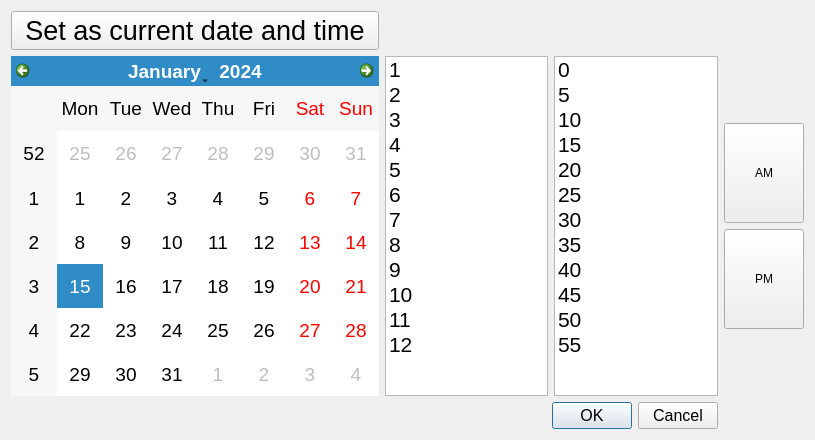
Above: src/qmap/ui_datatimerpicker.ui from NathanW2/qmap before the change. Below: the same form after it.
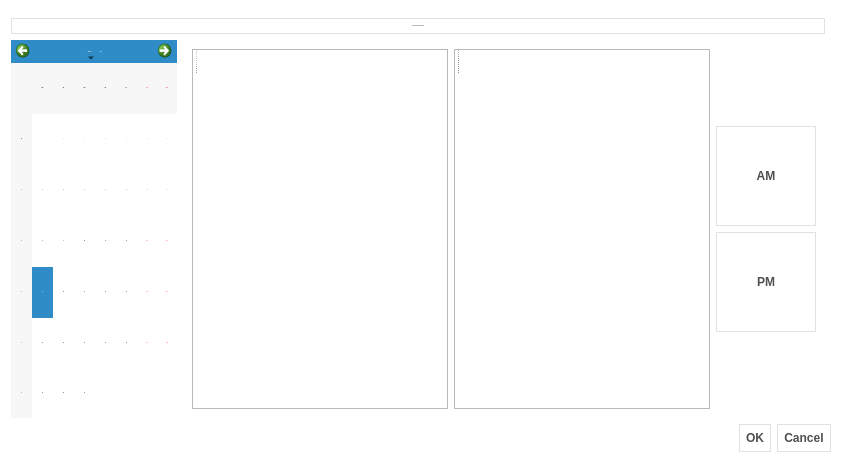
That is the form after the change.

Commit message: Hide time controls for date controls

What changed in the file:
```diff
--- a/src/qmap/ui_datatimerpicker.ui
+++ b/src/qmap/ui_datatimerpicker.ui
@@ -6,8 +6,8 @@
    <rect>
     <x>0</x>
     <y>0</y>
-    <width>815</width>
-    <height>440</height>
+    <width>842</width>
+    <height>463</height>
    </rect>
   </property>
   <property name="sizePolicy">
@@ -20,19 +20,56 @@
    <string>Form</string>
   </property>
   <property name="styleSheet">
-   <string notr="true">QPushButton { font: 75 20pt &quot;Tahoma&quot;; }
+   <string notr="true">QCheckBox::indicator {
+     width: 40px;
+     height: 40px;
+ }
+
+* {
+	font: 20px &quot;Calibri&quot; ;
+font: bold;
+}
+
+QLabel {
+	color: #4f4f4f;
+}
+
+QWidget#datatimerpicker { background-color: rgb(255, 255, 255); }
+
+QPushButton { 
+	border: 1px solid #e1e1e1;
+     padding: 6px;
+	color: #4f4f4f;
+ }
+
+QPushButton:hover { 
+	border: 1px solid #e1e1e1;
+     padding: 6px;
+	background-color: rgb(211, 228, 255);
+ }
+
+QPushButton:checked  { 
+	border: 1px solid #e1e1e1;
+     padding: 6px;
+	background-color: rgb(203, 203, 203);
+ }
+
+QCheckBox {
+	color: #4f4f4f;
+}
+
 </string>
   </property>
   <layout class="QGridLayout" name="gridLayout_2">
-   <item row="0" column="0">
+   <item row="1" column="0" colspan="2">
     <widget class="QPushButton" name="setasnowbutton">
      <property name="font">
       <font>
-       <family>Tahoma</family>
-       <pointsize>20</pointsize>
-       <weight>9</weight>
+       <family>Calibri</family>
+       <pointsize>-1</pointsize>
+       <weight>75</weight>
        <italic>false</italic>
-       <bold>false</bold>
+       <bold>true</bold>
       </font>
      </property>
      <property name="text">
@@ -40,19 +77,7 @@
      </property>
     </widget>
    </item>
-   <item row="0" column="1">
-    <widget class="QLabel" name="label">
-     <property name="font">
-      <font>
-       <pointsize>20</pointsize>
-      </font>
-     </property>
-     <property name="text">
-      <string/>
-     </property>
-    </widget>
-   </item>
-   <item row="1" column="0">
+   <item row="2" column="0">
     <widget class="QCalendarWidget" name="datepicker">
      <property name="sizePolicy">
       <sizepolicy hsizetype="Expanding" vsizetype="Expanding">
@@ -62,12 +87,36 @@
      </property>
      <property name="font">
       <font>
-       <pointsize>14</pointsize>
+       <family>Calibri</family>
+       <pointsize>-1</pointsize>
+       <weight>75</weight>
+       <italic>false</italic>
+       <bold>true</bold>
       </font>
      </property>
     </widget>
    </item>
-   <item row="1" column="1">
+   <item row="3" column="0" colspan="3">
+    <widget class="QDialogButtonBox" name="buttonBox">
+     <property name="font">
+      <font>
+       <family>Calibri</family>
+       <pointsize>-1</pointsize>
+       <weight>75</weight>
+       <italic>false</italic>
+       <bold>true</bold>
+      </font>
+     </property>
+     <property name="layoutDirection">
+      <enum>Qt::LeftToRight</enum>
+     </property>
+     <property name="standardButtons">
+      <set>QDialogButtonBox::Cancel|QDialogButtonBox::Ok</set>
+     </property>
+    </widget>
+   </item>
+   <item row="2" column="1">
+    <widget class="QFrame" name="timesection">
     <layout class="QGridLayout" name="gridLayout">
      <item row="0" column="0">
       <widget class="QListWidget" name="hourpicker">
@@ -79,11 +128,11 @@
        </property>
        <property name="font">
         <font>
-         <family>Tahoma</family>
-         <pointsize>16</pointsize>
-         <weight>9</weight>
+          <family>Calibri</family>
+          <pointsize>-1</pointsize>
+          <weight>75</weight>
          <italic>false</italic>
-         <bold>false</bold>
+          <bold>true</bold>
         </font>
        </property>
        <property name="styleSheet">
@@ -161,7 +210,11 @@
        </property>
        <property name="font">
         <font>
-         <pointsize>16</pointsize>
+          <family>Calibri</family>
+          <pointsize>-1</pointsize>
+          <weight>75</weight>
+          <italic>false</italic>
+          <bold>true</bold>
         </font>
        </property>
        <item>
@@ -226,9 +279,7 @@
        </item>
       </widget>
      </item>
-    </layout>
-   </item>
-   <item row="1" column="2">
+      <item row="0" column="2">
     <layout class="QVBoxLayout" name="verticalLayout">
      <item>
       <spacer name="verticalSpacer_2">
@@ -253,7 +304,7 @@
        </property>
        <property name="minimumSize">
         <size>
-         <width>0</width>
+            <width>100</width>
          <height>100</height>
         </size>
        </property>
@@ -275,7 +326,7 @@
        </property>
        <property name="minimumSize">
         <size>
-         <width>0</width>
+            <width>100</width>
          <height>100</height>
         </size>
        </property>
@@ -302,22 +353,22 @@
      </item>
     </layout>
    </item>
-   <item row="2" column="0" colspan="2">
-    <widget class="QDialogButtonBox" name="buttonBox">
+     </layout>
+    </widget>
+   </item>
+   <item row="0" column="0" colspan="2">
+    <widget class="QLabel" name="label">
      <property name="font">
       <font>
-       <family>Tahoma</family>
-       <pointsize>12</pointsize>
-       <weight>50</weight>
+       <family>Calibri</family>
+       <pointsize>-1</pointsize>
+       <weight>75</weight>
        <italic>false</italic>
-       <bold>false</bold>
+       <bold>true</bold>
       </font>
      </property>
-     <property name="layoutDirection">
-      <enum>Qt::LeftToRight</enum>
-     </property>
-     <property name="standardButtons">
-      <set>QDialogButtonBox::Cancel|QDialogButtonBox::Ok</set>
+     <property name="text">
+      <string/>
      </property>
     </widget>
    </item>
```
Lines whose indentation alone changed are shown as unchanged. The commit also changes 2 other files.
